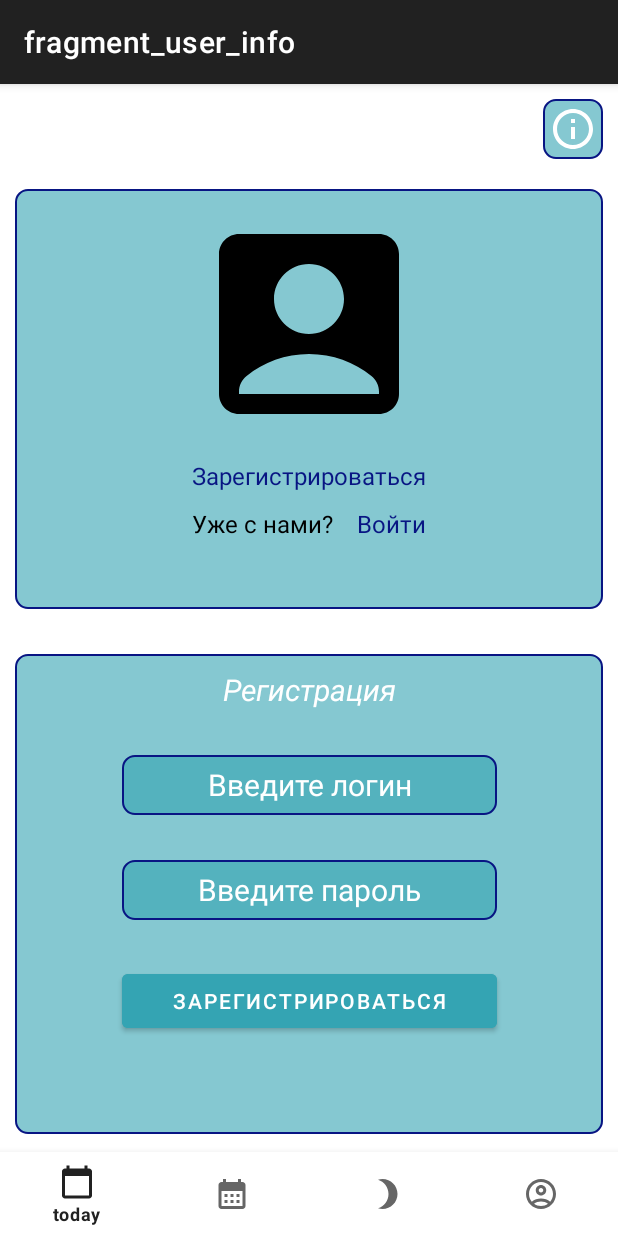
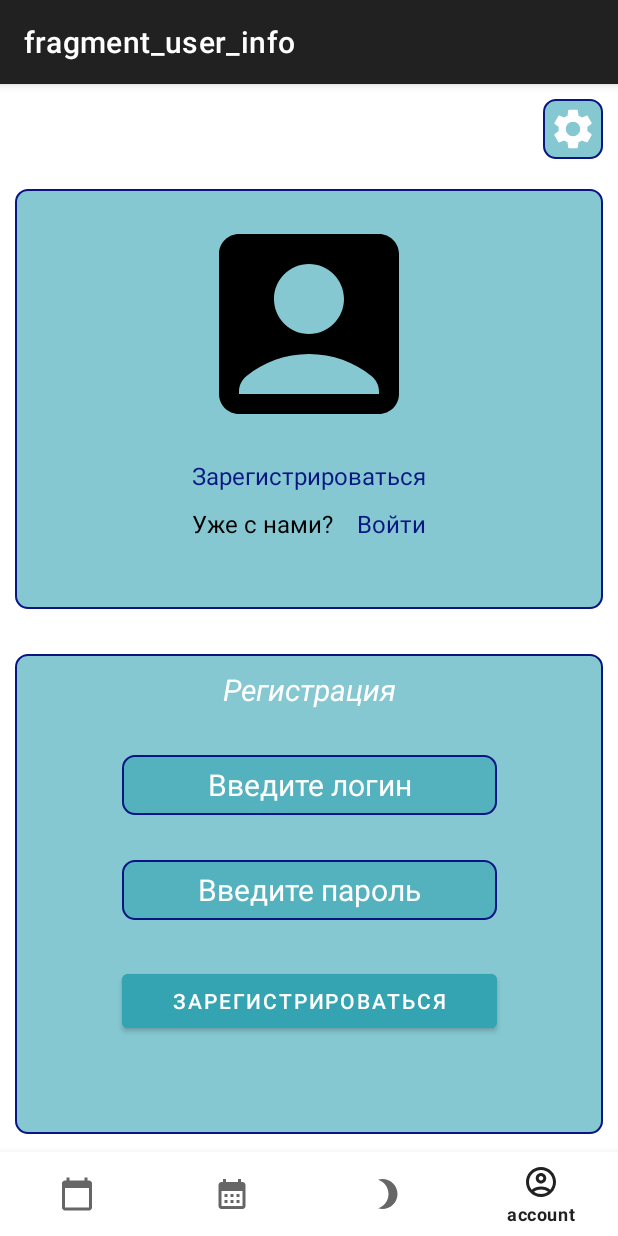
Before and after one commit to JohnyRico2022/Weather-Diplom, an Android app: the UserInfoFragment screen opened through its navigation route, after a tap on "Зарегистрироваться", on a phone screen of 412 x 824 dp. Run offline under Robolectric (Android 15) with nearby library versions, the phone set to English and light mode, and no system bars; our stand-ins replace Picasso, Volley, navigation-ui; network calls fail; pictures from the network do not load; Roboto replaces fonts that are not available here; 1 other tap on this screen came first.

Commit message:
parse hours_data, added settings_fragment

```diff
--- a/app/src/main/java/ru/nikita/weatherdiplom/adapter/MyAdapter.kt
+++ b/app/src/main/java/ru/nikita/weatherdiplom/adapter/MyAdapter.kt
@@ -5,6 +5,7 @@ import android.view.ViewGroup
 import androidx.recyclerview.widget.DiffUtil
 import androidx.recyclerview.widget.ListAdapter
 import androidx.recyclerview.widget.RecyclerView
+import com.squareup.picasso.Picasso
 import ru.nikita.weatherdiplom.databinding.ItemWeekTempBinding
 import ru.nikita.weatherdiplom.dto.Week
 
@@ -26,10 +27,10 @@ class WeekViewHolder(
 ) : RecyclerView.ViewHolder(binding.root) {
 
     fun bind(week: Week) {
-        binding.tempItemWeek.text = week.currentTemp
+        binding.tempItemWeek.text = ("${week.currentTemp} °C")
         binding.dataItemWeek.text = week.date
         binding.conditionItemWeek.text = week.condition
-        //TODO №2 Переделать с Week на day
+        Picasso.get().load("https:" + week.imageURL).into(binding.imageItemWeek)
     }
 }
 
--- a/app/src/main/java/ru/nikita/weatherdiplom/dto/Week.kt
+++ b/app/src/main/java/ru/nikita/weatherdiplom/dto/Week.kt
@@ -5,4 +5,6 @@ data class Week(
     val condition: String,
     val currentTemp: String,
     val imageURL: String,
+    val hours: String
+
 )
--- a/app/src/main/java/ru/nikita/weatherdiplom/ui/UserInfoFragment.kt
+++ b/app/src/main/java/ru/nikita/weatherdiplom/ui/UserInfoFragment.kt
@@ -5,11 +5,13 @@ import androidx.fragment.app.Fragment
 import android.view.LayoutInflater
 import android.view.View
 import android.view.ViewGroup
+import androidx.navigation.fragment.findNavController
+import ru.nikita.weatherdiplom.R
 import ru.nikita.weatherdiplom.databinding.FragmentUserInfoBinding
 
 class UserInfoFragment : Fragment() {
 
-    lateinit var binding: FragmentUserInfoBinding
+    private lateinit var binding: FragmentUserInfoBinding
 
     override fun onCreateView(
         inflater: LayoutInflater, container: ViewGroup?,
@@ -45,6 +47,10 @@ class UserInfoFragment : Fragment() {
         }
 
 
+        binding.settings.setOnClickListener {
+            findNavController().navigate(R.id.action_userInfoFragment_to_settingsFragment)
+        }
+
 
 
 //TODO убрать одинаковые значения в стили
--- a/app/src/main/java/ru/nikita/weatherdiplom/utils/MoonPhases.kt
+++ b/app/src/main/java/ru/nikita/weatherdiplom/utils/MoonPhases.kt
@@ -45,7 +45,7 @@ object MoonPhases {
                 R.drawable.ic_week_24
             }
 
-            else -> R.drawable.settings_24
+            else -> R.drawable.ic_moon_24
         }
 
     }
--- a/app/src/main/java/ru/nikita/weatherdiplom/viewmodel/WeatherViewModel.kt
+++ b/app/src/main/java/ru/nikita/weatherdiplom/viewmodel/WeatherViewModel.kt
@@ -4,19 +4,20 @@ import android.app.Application
 import androidx.lifecycle.AndroidViewModel
 import androidx.lifecycle.MutableLiveData
 import ru.nikita.weatherdiplom.dto.Day
+import ru.nikita.weatherdiplom.dto.Week
 import ru.nikita.weatherdiplom.service.Api
 
 class WeatherViewModel(context: Application) : AndroidViewModel(context) {
     private val apiService = Api(context)
 
 
-    val liveDataList = MutableLiveData<List<Day>>()
+    val dataList: MutableLiveData<List<Week>> = apiService.dataList
 
     val data: MutableLiveData<Day> = apiService.data
 
 
     fun getWeather(town: String) {
-        apiService.getCurrentWeather(town)
+        apiService.getWeather(town)
     }
 
 
--- /dev/null
+++ b/app/src/main/res/drawable/ic_settings_24.xml
@@ -0,0 +1,5 @@
+<vector android:height="24dp" android:tint="#FFFFFF"
+    android:viewportHeight="24" android:viewportWidth="24"
+    android:width="24dp" xmlns:android="http://schemas.android.com/apk/res/android">
+    <path android:fillColor="@android:color/white" android:pathData="M19.14,12.94c0.04,-0.3 0.06,-0.61 0.06,-0.94c0,-0.32 -0.02,-0.64 -0.07,-0.94l2.03,-1.58c0.18,-0.14 0.23,-0.41 0.12,-0.61l-1.92,-3.32c-0.12,-0.22 -0.37,-0.29 -0.59,-0.22l-2.39,0.96c-0.5,-0.38 -1.03,-0.7 -1.62,-0.94L14.4,2.81c-0.04,-0.24 -0.24,-0.41 -0.48,-0.41h-3.84c-0.24,0 -0.43,0.17 -0.47,0.41L9.25,5.35C8.66,5.59 8.12,5.92 7.63,6.29L5.24,5.33c-0.22,-0.08 -0.47,0 -0.59,0.22L2.74,8.87C2.62,9.08 2.66,9.34 2.86,9.48l2.03,1.58C4.84,11.36 4.8,11.69 4.8,12s0.02,0.64 0.07,0.94l-2.03,1.58c-0.18,0.14 -0.23,0.41 -0.12,0.61l1.92,3.32c0.12,0.22 0.37,0.29 0.59,0.22l2.39,-0.96c0.5,0.38 1.03,0.7 1.62,0.94l0.36,2.54c0.05,0.24 0.24,0.41 0.48,0.41h3.84c0.24,0 0.44,-0.17 0.47,-0.41l0.36,-2.54c0.59,-0.24 1.13,-0.56 1.62,-0.94l2.39,0.96c0.22,0.08 0.47,0 0.59,-0.22l1.92,-3.32c0.12,-0.22 0.07,-0.47 -0.12,-0.61L19.14,12.94zM12,15.6c-1.98,0 -3.6,-1.62 -3.6,-3.6s1.62,-3.6 3.6,-3.6s3.6,1.62 3.6,3.6S13.98,15.6 12,15.6z"/>
+</vector>
--- a/app/src/main/res/drawable/settings_24.xml
+++ /dev/null
@@ -1,5 +0,0 @@
-<vector android:height="24dp" android:tint="#000000"
-    android:viewportHeight="24" android:viewportWidth="24"
-    android:width="24dp" xmlns:android="http://schemas.android.com/apk/res/android">
-    <path android:fillColor="@android:color/white" android:pathData="M20,15.31L23.31,12 20,8.69V4h-4.69L12,0.69 8.69,4H4v4.69L0.69,12 4,15.31V20h4.69L12,23.31 15.31,20H20v-4.69zM12,18V6c3.31,0 6,2.69 6,6s-2.69,6 -6,6z"/>
-</vector>
--- a/app/src/main/res/layout/fragment_astro.xml
+++ b/app/src/main/res/layout/fragment_astro.xml
@@ -4,6 +4,7 @@
     xmlns:tools="http://schemas.android.com/tools"
     android:layout_width="match_parent"
     android:layout_height="match_parent"
+    android:background="@drawable/background_weather_day"
     tools:context=".ui.AstroFragment">
 
     <FrameLayout
--- a/app/src/main/res/layout/fragment_full_current_weather.xml
+++ b/app/src/main/res/layout/fragment_full_current_weather.xml
@@ -6,6 +6,7 @@
     android:layout_height="match_parent"
     android:background="@drawable/background_weather_day"
     tools:context=".ui.FullCurrentWeatherFragment">
+
 
     <TextView
         android:id="@+id/km_h"
--- a/app/src/main/res/layout/fragment_user_info.xml
+++ b/app/src/main/res/layout/fragment_user_info.xml
@@ -8,7 +8,7 @@
 
 
     <ImageView
-        android:id="@+id/info"
+        android:id="@+id/settings"
         android:layout_width="40dp"
         android:layout_height="40dp"
         android:layout_marginTop="@dimen/common_spacing"
@@ -16,7 +16,7 @@
         android:background="@drawable/border"
         android:contentDescription="@string/info_description"
         android:padding="4dp"
-        android:src="@drawable/ic_info_outline_24"
+        android:src="@drawable/ic_settings_24"
         app:layout_constraintEnd_toEndOf="parent"
         app:layout_constraintTop_toTopOf="parent" />
 
--- a/app/src/main/res/layout/item_week_temp.xml
+++ b/app/src/main/res/layout/item_week_temp.xml
@@ -4,9 +4,11 @@
     xmlns:tools="http://schemas.android.com/tools"
     android:layout_width="match_parent"
     android:layout_height="wrap_content"
-    android:layout_margin="@dimen/common_spacing"
+    android:layout_marginEnd="@dimen/common_spacing"
+    android:layout_marginStart="@dimen/common_spacing"
+    android:layout_marginTop="@dimen/mini_spacing"
+    android:layout_marginBottom="@dimen/mini_spacing"
     android:background="@drawable/border"
-
     app:cardCornerRadius="10dp">
 
     <TextView
--- a/app/src/main/res/navigation/main_nav.xml
+++ b/app/src/main/res/navigation/main_nav.xml
@@ -23,7 +23,11 @@
         android:id="@+id/userInfoFragment"
         android:name="ru.nikita.weatherdiplom.ui.UserInfoFragment"
         android:label="fragment_user_info"
-        tools:layout="@layout/fragment_user_info" />
+        tools:layout="@layout/fragment_user_info" >
+        <action
+            android:id="@+id/action_userInfoFragment_to_settingsFragment"
+            app:destination="@id/settingsFragment" />
+    </fragment>
     <fragment
         android:id="@+id/astroFragment"
         android:name="ru.nikita.weatherdiplom.ui.AstroFragment"
@@ -38,4 +42,13 @@
             android:id="@+id/action_fullCurrentWeatherFragment_to_dayFragment"
             app:destination="@id/dayFragment" />
     </fragment>
+    <fragment
+        android:id="@+id/settingsFragment"
+        android:name="ru.nikita.weatherdiplom.ui.SettingsFragment"
+        android:label="fragment_settings"
+        tools:layout="@layout/fragment_settings" >
+        <action
+            android:id="@+id/action_settingsFragment_to_userInfoFragment"
+            app:destination="@id/userInfoFragment" />
+    </fragment>
 </navigation>
--- a/app/src/main/res/values/strings.xml
+++ b/app/src/main/res/values/strings.xml
@@ -15,7 +15,7 @@
     <string name="rain_chance">Chance of rain</string>
     <string name="snow_chance">Chance of snow</string>
     <string name="info_description">info</string>
-    <string name="moon_illumination">Moon illimination</string>
+    <string name="moon_illumination">Moon illumination</string>
     <string name="name_of_city">Name of city</string>
     <string name="toast_info">For details click on the card</string>
     <string name="km_h">km/h</string>
@@ -24,4 +24,7 @@
     <string name="week">week</string>
     <string name="astro">astro</string>
     <string name="account">account</string>
+    <string name="hourly_forecast">Hourly forecast</string>
+    <!-- TODO: Remove or change this placeholder text -->
+    <string name="hello_blank_fragment">Hello blank fragment</string>
 </resources>
```
Also changed, not shown: app/src/main/java/ru/nikita/weatherdiplom/service/Api.kt (+36 -5 lines), app/src/main/java/ru/nikita/weatherdiplom/ui/FullCurrentWeatherFragment.kt (+3 -4 lines), app/src/main/java/ru/nikita/weatherdiplom/ui/SettingsFragment.kt (added, +35 -0 lines), app/src/main/java/ru/nikita/weatherdiplom/ui/WeekFragment.kt (+31 -24 lines), app/src/main/res/layout/fragment_settings.xml (added, +61 -0 lines), app/src/main/res/layout/fragment_week.xml (+31 -21 lines), 1 other file.
